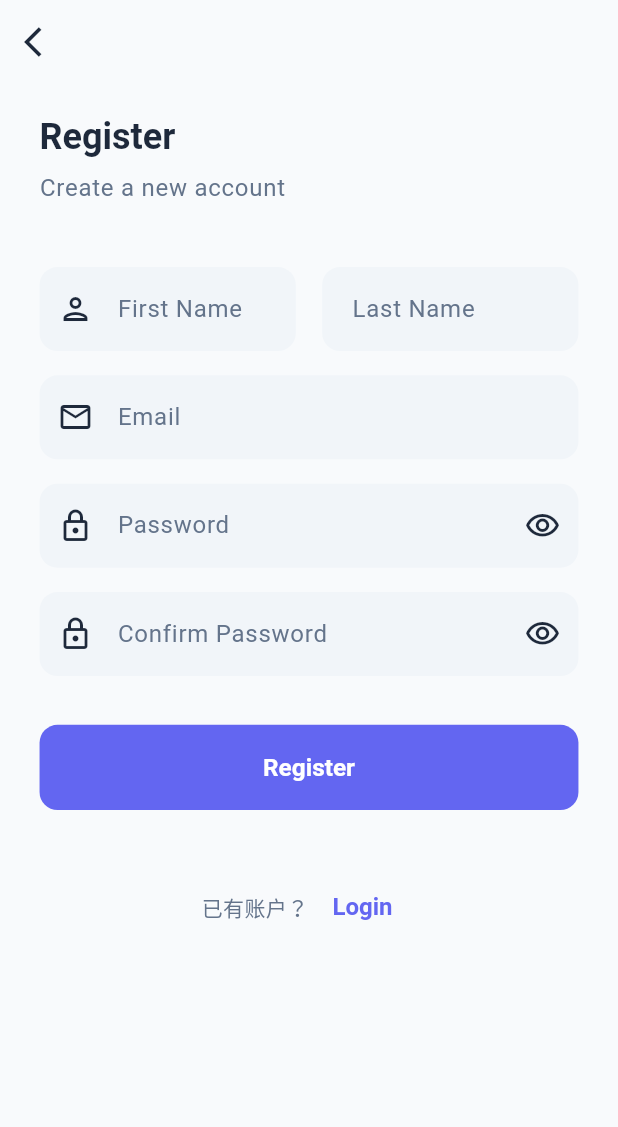
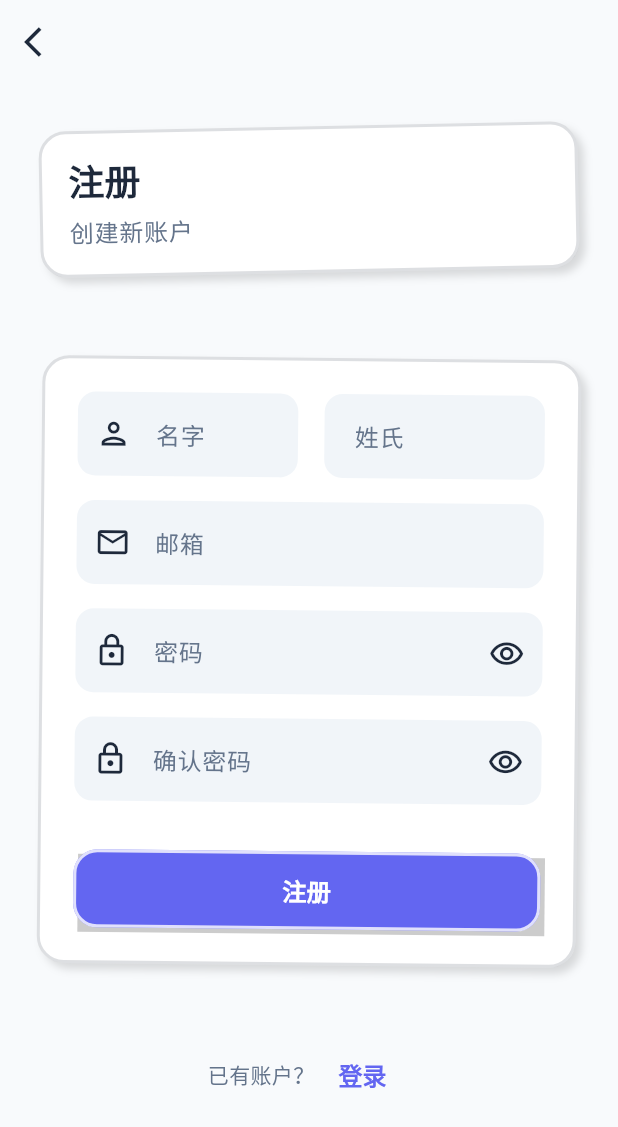
Before and after one commit to ZizhengLiu2719/Qianfu-Lottery, a Flutter app: the RegisterScreen screen opened by its route, on a phone screen of 412 x 824 dp. Shown: the top 1127 px of the screen. Run offline on Flutter 3.47's test engine with Material 3 defaults, Android fonts, the phone set to English and light mode, and no system bars; our stand-ins replace cached_network_image, dio, flutter_feather_icons, flutter_riverpod, flutter_screenutil, flutter_secure_storage and 2 more; accounts and stored records are empty; generated files the repository leaves out were written again; network calls fail.

Commit message:
贴纸风改造

```diff
--- a/frontend/lib/api/appointments_repository.dart
+++ b/frontend/lib/api/appointments_repository.dart
@@ -56,7 +56,7 @@ class AppointmentsRepository {
     if (response.data == null) {
       throw const ApiException(
         code: 500,
-        message: 'Failed to create appointment',
+        message: '创建预约失败',
       );
     }
 
@@ -92,7 +92,7 @@ class AppointmentsRepository {
     if (response.data == null) {
       throw const ApiException(
         code: 500,
-        message: 'Failed to cancel appointment',
+        message: '取消预约失败',
       );
     }
 
--- a/frontend/lib/api/auth_repository.dart
+++ b/frontend/lib/api/auth_repository.dart
@@ -29,7 +29,7 @@ class AuthRepository {
     if (response.data == null) {
       throw const ApiException(
         code: 500,
-        message: 'Registration failed',
+        message: '注册失败',
       );
     }
 
@@ -53,7 +53,7 @@ class AuthRepository {
     if (response.data == null) {
       throw const ApiException(
         code: 500,
-        message: 'Login failed',
+        message: '登录失败',
       );
     }
 
@@ -70,7 +70,7 @@ class AuthRepository {
     if (response.data == null) {
       throw const ApiException(
         code: 500,
-        message: 'Failed to get user info',
+        message: '获取用户信息失败',
       );
     }
 
--- a/frontend/lib/api/products_repository.dart
+++ b/frontend/lib/api/products_repository.dart
@@ -45,7 +45,7 @@ class ProductsRepository {
     if (response.data == null) {
       throw const ApiException(
         code: 404,
-        message: 'Product not found',
+        message: '商品不存在',
       );
     }
 
@@ -76,7 +76,7 @@ class ProductsRepository {
     if (response.data == null) {
       throw const ApiException(
         code: 500,
-        message: 'Failed to create order',
+        message: '创建订单失败',
       );
     }
 
--- a/frontend/lib/api/travel_repository.dart
+++ b/frontend/lib/api/travel_repository.dart
@@ -41,7 +41,7 @@ class TravelRepository {
     if (response.data == null) {
       throw const ApiException(
         code: 404,
-        message: 'Travel post not found',
+        message: '未找到旅游文章',
       );
     }
 
@@ -81,7 +81,7 @@ class TravelRepository {
     if (response.data == null) {
       throw const ApiException(
         code: 500,
-        message: 'Search failed',
+        message: '搜索失败',
       );
     }
 
--- /dev/null
+++ b/frontend/lib/core/widgets/sticker.dart
@@ -0,0 +1,110 @@
+import 'package:flutter/material.dart';
+
+/// 贴纸风容器
+class StickerContainer extends StatelessWidget {
+  final Widget child;
+  final Color? color;
+  final Color? borderColor;
+  final double borderWidth;
+  final EdgeInsetsGeometry padding;
+  final EdgeInsetsGeometry margin;
+  final double borderRadius;
+  final double tilt;
+
+  const StickerContainer({
+    super.key,
+    required this.child,
+    this.color,
+    this.borderColor,
+    this.borderWidth = 2,
+    this.padding = const EdgeInsets.all(16),
+    this.margin = const EdgeInsets.symmetric(vertical: 8),
+    this.borderRadius = 18,
+    this.tilt = 0.0,
+  });
+
+  @override
+  Widget build(BuildContext context) {
+    final theme = Theme.of(context);
+    return Transform.rotate(
+      angle: tilt,
+      child: Container(
+        margin: margin,
+        padding: padding,
+        decoration: BoxDecoration(
+          color: color ?? theme.colorScheme.surface,
+          border: Border.all(
+            color: borderColor ?? theme.colorScheme.onSurface.withOpacity(0.15),
+            width: borderWidth,
+          ),
+          borderRadius: BorderRadius.circular(borderRadius),
+          boxShadow: const [
+            // 贴纸投影（偏移明显，模糊小）
+            BoxShadow(
+              color: Color(0x22000000),
+              blurRadius: 4,
+              spreadRadius: 0,
+              offset: Offset(4, 4),
+            ),
+          ],
+        ),
+        child: child,
+      ),
+    );
+  }
+}
+
+/// 贴纸风按钮
+class StickerButton extends StatelessWidget {
+  final VoidCallback? onPressed;
+  final Widget child;
+  final Color? color;
+  final Color? borderColor;
+  final double borderWidth;
+  final EdgeInsetsGeometry padding;
+  final double borderRadius;
+
+  const StickerButton({
+    super.key,
+    required this.onPressed,
+    required this.child,
+    this.color,
+    this.borderColor,
+    this.borderWidth = 2,
+    this.padding = const EdgeInsets.symmetric(horizontal: 24, vertical: 14),
+    this.borderRadius = 16,
+  });
+
+  @override
+  Widget build(BuildContext context) {
+    final theme = Theme.of(context);
+    final bg = color ?? theme.colorScheme.primary;
+    final bd = borderColor ?? theme.colorScheme.onPrimary.withOpacity(0.8);
+    return Container(
+      decoration: const BoxDecoration(
+        boxShadow: [
+          BoxShadow(
+            color: Color(0x33000000),
+            blurRadius: 0,
+            spreadRadius: 0,
+            offset: Offset(3, 3),
+          ),
+        ],
+      ),
+      child: ElevatedButton(
+        onPressed: onPressed,
+        style: ElevatedButton.styleFrom(
+          backgroundColor: bg,
+          foregroundColor: theme.colorScheme.onPrimary,
+          padding: padding,
+          shape: RoundedRectangleBorder(
+            borderRadius: BorderRadius.circular(borderRadius),
+            side: BorderSide(color: bd, width: borderWidth),
+          ),
+          elevation: 0,
+        ),
+        child: child,
+      ),
+    );
+  }
+}
--- a/frontend/lib/features/auth/providers/auth_provider.dart
+++ b/frontend/lib/features/auth/providers/auth_provider.dart
@@ -101,7 +101,7 @@ class AuthNotifier extends StateNotifier<AuthState> {
         isLoading: false,
       );
     } catch (e) {
-      String errorMessage = 'Login failed';
+      String errorMessage = '登录失败';
       if (e is ApiException) {
         errorMessage = e.message;
       }
@@ -143,7 +143,7 @@ class AuthNotifier extends StateNotifier<AuthState> {
         isLoading: false,
       );
     } catch (e) {
-      String errorMessage = 'Registration failed';
+      String errorMessage = '注册失败';
       if (e is ApiException) {
         errorMessage = e.message;
       }
--- a/frontend/lib/features/auth/screens/register_screen.dart
+++ b/frontend/lib/features/auth/screens/register_screen.dart
@@ -7,6 +7,7 @@ import 'package:flutter_gen/gen_l10n/app_localizations.dart';
 import '../../../routing/app_router.dart';
 import '../providers/auth_provider.dart';
 import '../../../core/theme/app_theme.dart';
+import '../../../core/widgets/sticker.dart';
 
 class RegisterScreen extends ConsumerStatefulWidget {
   const RegisterScreen({super.key});
@@ -124,13 +125,21 @@ class _RegisterScreenState extends ConsumerState<RegisterScreen>
                 children: [
                   SizedBox(height: 20.h),
 
-                  // 标题
-                  _buildHeader(context),
+                  // 标题（贴纸风）
+                  StickerContainer(
+                    tilt: -0.02,
+                    padding: EdgeInsets.symmetric(vertical: 16.h, horizontal: 16.w),
+                    child: _buildHeader(context),
+                  ),
 
                   SizedBox(height: 40.h),
 
-                  // 注册表单
-                  _buildRegisterForm(context),
+                  // 注册表单（贴纸风）
+                  StickerContainer(
+                    tilt: 0.01,
+                    padding: EdgeInsets.all(20.w),
+                    child: _buildRegisterForm(context),
+                  ),
 
                   SizedBox(height: 40.h),
 
@@ -292,12 +301,9 @@ class _RegisterScreenState extends ConsumerState<RegisterScreen>
 
           SizedBox(height: 32.h),
 
-          // 注册按钮
-          ElevatedButton(
+          // 注册按钮（贴纸风）
+          StickerButton(
             onPressed: _isLoading ? null : _handleRegister,
-            style: ElevatedButton.styleFrom(
-              minimumSize: Size(double.infinity, 56.h),
-            ),
             child: _isLoading
                 ? Row(
                     mainAxisAlignment: MainAxisAlignment.center,
--- a/frontend/lib/features/home/screens/main_scaffold.dart
+++ b/frontend/lib/features/home/screens/main_scaffold.dart
@@ -6,6 +6,7 @@ import 'package:flutter_gen/gen_l10n/app_localizations.dart';
 
 import '../../../routing/app_router.dart';
 import '../../auth/providers/auth_provider.dart';
+import '../../../core/widgets/sticker.dart';
 
 class MainScaffold extends ConsumerWidget {
   final Widget child;
--- a/frontend/lib/main.dart
+++ b/frontend/lib/main.dart
@@ -61,7 +61,7 @@ class QianfuJicaiApp extends ConsumerWidget {
           darkTheme: AppTheme.darkTheme,
           themeMode: ThemeMode.system,
 
-          // 国际化配置
+          // 国际化配置（默认中文）
           localizationsDelegates: const [
             AppLocalizations.delegate,
             GlobalMaterialLocalizations.delegate,
@@ -70,6 +70,7 @@ class QianfuJicaiApp extends ConsumerWidget {
           ],
           supportedLocales: L10n.supportedLocales,
           localeResolutionCallback: L10n.localeResolutionCallback,
+          locale: const Locale('zh', 'CN'),
 
           // 性能配置
           builder: (context, child) {
```
Also changed, not shown: frontend/lib/features/auth/screens/login_screen.dart (+13 -7 lines), frontend/lib/features/learning/screens/courses_screen.dart (+41 -3 lines), frontend/lib/features/profile/screens/profile_screen.dart (+17 -4 lines), frontend/lib/features/shopping/screens/cart_screen.dart (+9 -8 lines), frontend/lib/features/shopping/screens/products_screen.dart (+4 -6 lines), frontend/lib/features/travel/screens/travel_screen.dart (+44 -3 lines).
